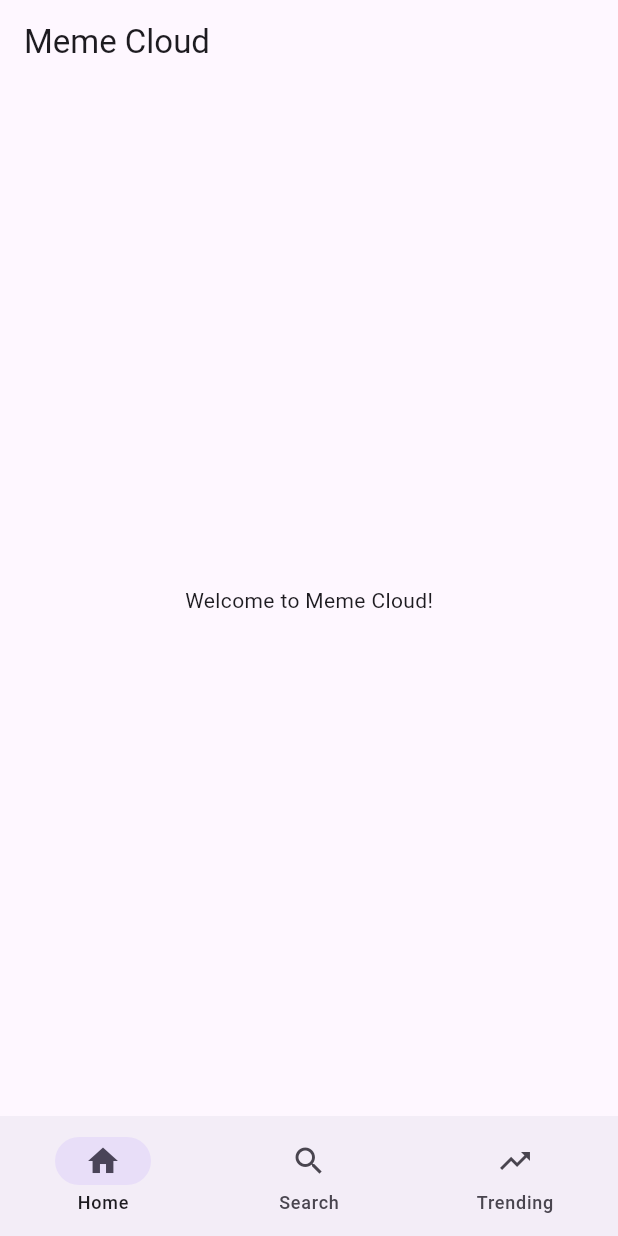
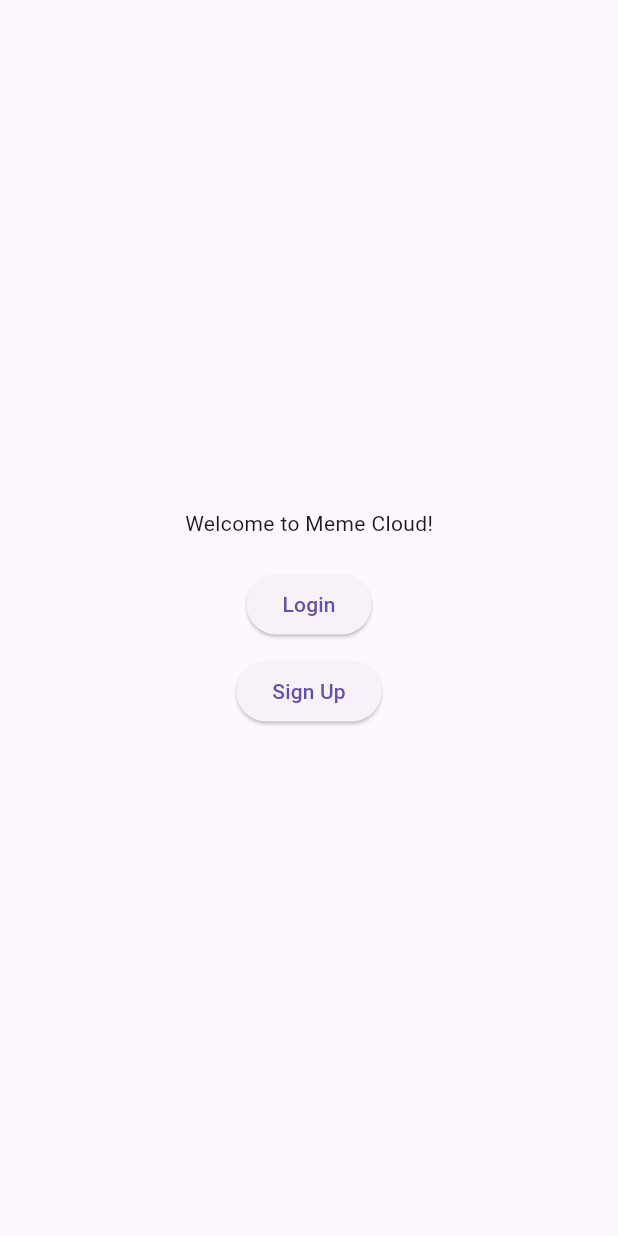
Before and after one commit to snozywolf59/Meme-Cloud, a Flutter app: the screen it shows after launch, on a phone screen of 412 x 824 dp. Run offline on Flutter 3.47's test engine with Material 3 defaults, Android fonts, the light colour scheme and no system bars.

Commit message:
add more views and routing

```diff
--- /dev/null
+++ b/lib/auth/user_provider.dart
@@ -0,0 +1,10 @@
+import 'package:flutter/material.dart';
+
+class UserProvider extends ChangeNotifier {
+  static dynamic _user;
+  dynamic get user => _user;
+  set user(dynamic user) {
+    _user = user;
+    notifyListeners();
+  }
+}
--- a/lib/main.dart
+++ b/lib/main.dart
@@ -1,25 +1,28 @@
 import 'package:flutter/material.dart';
-import 'package:meme_cloud/widgets/my_navigation.dart';
+import 'package:meme_cloud/auth/user_provider.dart';
+import 'package:meme_cloud/view/dashboard.dart';
+import 'package:meme_cloud/view/start_view.dart';
 import 'package:provider/provider.dart';
 
 import 'package:meme_cloud/themes/theme_provider.dart';
 
 void main() => runApp(
-      ChangeNotifierProvider(
-        create: (context) => ThemeProvider(),
-        child: const MyApp(),
-      ),
-    );
+  ChangeNotifierProvider(
+    create: (context) => ThemeProvider(),
+    child: const MyApp(),
+  ),
+);
 
 class MyApp extends StatelessWidget {
   const MyApp({super.key});
 
   @override
   Widget build(BuildContext context) {
+
     return MaterialApp(
       title: 'Meme Cloud',
       theme: Provider.of<ThemeProvider>(context).themeData,
-      home: const MyNavigation(),
+      home: UserProvider().user != null ? const DashBoard() : const StartView(),
       debugShowCheckedModeBanner: false,
     );
   }
--- a/lib/widgets/my_navigation.dart
+++ b/lib/view/dashboard.dart
@@ -3,19 +3,20 @@ import 'package:meme_cloud/view/home_view.dart';
 import 'package:meme_cloud/view/search_view.dart';
 import 'package:meme_cloud/view/trending_view.dart';
 
-class MyNavigation extends StatefulWidget {
-  const MyNavigation({super.key});
+class DashBoard extends StatefulWidget {
+  const DashBoard({super.key});
 
   @override
-  State<MyNavigation> createState() => _MyNavigationState();
+  State<DashBoard> createState() => _DashBoardState();
 }
 
-class _MyNavigationState extends State<MyNavigation> {
+class _DashBoardState extends State<DashBoard> {
   int currentPageIndex = 0;
+
+  List<Widget> pages = const [HomeView(), SearchView(), TrendingView()];
 
   @override
   Widget build(BuildContext context) {
-    //final ThemeData theme = Theme.of(context);
     return Scaffold(
       bottomNavigationBar: NavigationBar(
         destinations: [
@@ -36,15 +37,7 @@ class _MyNavigationState extends State<MyNavigation> {
         },
         selectedIndex: currentPageIndex,
       ),
-      body: IndexedStack(
-        index: currentPageIndex,
-        children: [
-          // Replace with your actual views
-          const HomeView(),
-          const SearchView(),
-          const TrendingView(),
-        ],
-      ),
+      body: Center(child: pages[currentPageIndex]),
     );
   }
 }
--- a/lib/view/home_view.dart
+++ b/lib/view/home_view.dart
@@ -11,9 +11,8 @@ class _HomeViewState extends State<HomeView> {
   @override
   Widget build(BuildContext context) {
     return Scaffold(
-      appBar: AppBar(title: const Text('Meme Cloud')),
+      appBar: AppBar(title: const Text('Home')),
       body: Center(child: Text('Welcome to Meme Cloud!')),
-
     );
   }
 }
--- /dev/null
+++ b/lib/view/start_view.dart
@@ -0,0 +1,38 @@
+import 'package:flutter/material.dart';
+import 'package:meme_cloud/view/log_in_view.dart';
+import 'package:meme_cloud/view/sign_up_view.dart';
+
+class StartView extends StatelessWidget {
+  const StartView({super.key});
+
+  @override
+  Widget build(BuildContext context) {
+    return Scaffold(
+      body: Center(
+        child: Column(
+          mainAxisAlignment: MainAxisAlignment.center,
+          children: [
+            const Text('Welcome to Meme Cloud!'),
+            const SizedBox(height: 20),
+            ElevatedButton(
+              onPressed: () {
+                Navigator.push(context, MaterialPageRoute(builder: (context) => const LogInView()));
+              },
+              child: const Text('Login'),
+            ),
+            const SizedBox(height: 10),
+            ElevatedButton(
+              onPressed: () {
+                Navigator.push(
+                  context,
+                  MaterialPageRoute(builder: (context) => const SignUpView()),
+                );
+              },
+              child: const Text('Sign Up'),
+            ),
+          ],
+        ),
+      ),
+    );
+  }
+}
```
Also changed, not shown: lib/view/log_in_view.dart (added, +34 -0 lines), lib/view/sign_up_view.dart (added, +26 -0 lines).
